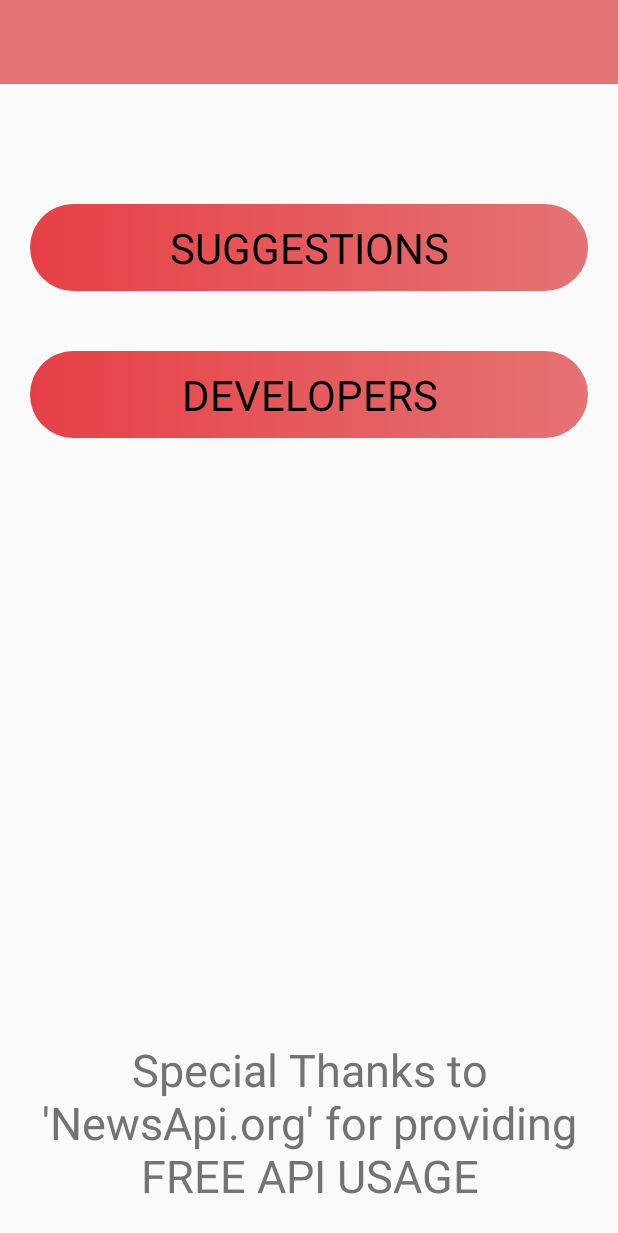
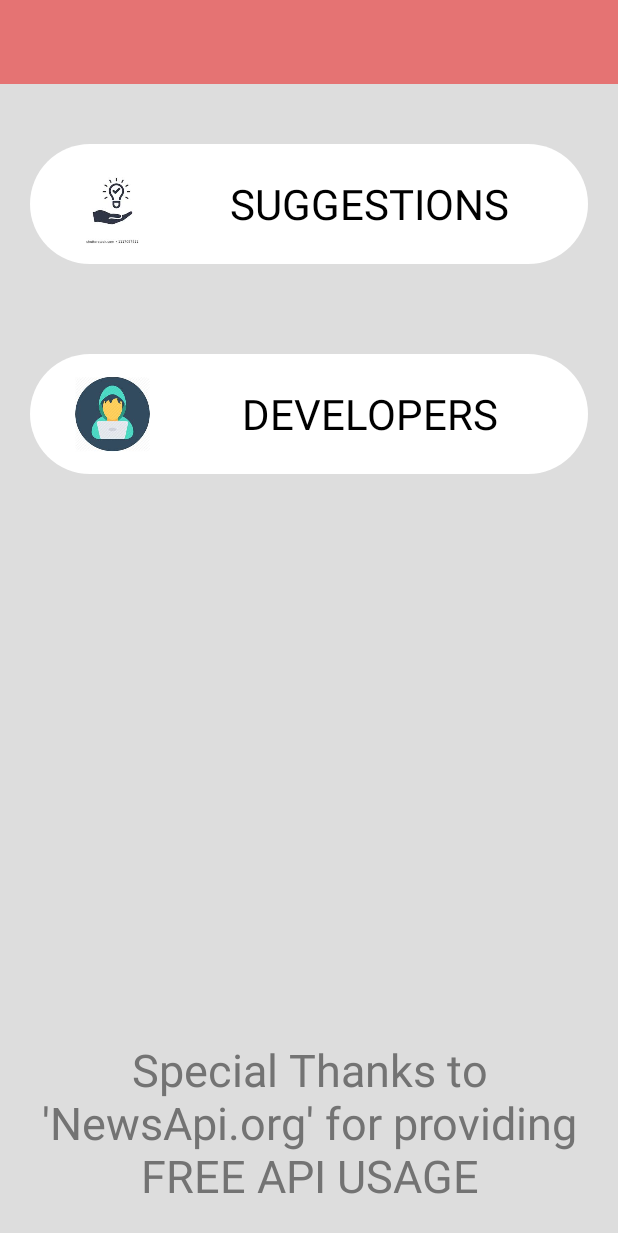
Before and after one commit to Kushal-Gera/NewsHunter, an Android app: the SettingsAct screen opened directly, with no data from a screen before it, on a phone screen of 412 x 824 dp. Shown: the top 1233 px of the screen. Run offline under Robolectric (Android 15) with nearby library versions, the phone set to English and light mode, and no system bars; network calls fail.

Commit message:
UI Improvements

```diff
--- a/app/src/main/java/com/example/newshunter/MainActivity.java
+++ b/app/src/main/java/com/example/newshunter/MainActivity.java
@@ -229,11 +229,6 @@ public class MainActivity extends AppCompatActivity {
         int id = item.getItemId();
 
         switch (id){
-            case R.id.add:
-                startActivity(new Intent(MainActivity.this, NotesAct.class));
-                atHome = true;
-                break;
-
             case R.id.settings:
                 startActivity(new Intent (this, SettingsAct.class));
                 break;
--- a/app/src/main/res/drawable/new_btn_bg.xml
+++ b/app/src/main/res/drawable/new_btn_bg.xml
@@ -1,9 +1,8 @@
 <?xml version="1.0" encoding="utf-8"?>
 <shape xmlns:android="http://schemas.android.com/apk/res/android">
 
-    <gradient
-        android:startColor="@color/colorPrimary"
-        android:endColor="#E57373"/>
+    <solid
+        android:color="#FFF"/>
 
     <corners
         android:radius="50dp"/>
--- a/app/src/main/res/layout/activity_settings.xml
+++ b/app/src/main/res/layout/activity_settings.xml
@@ -4,6 +4,7 @@
     xmlns:tools="http://schemas.android.com/tools"
     android:layout_width="match_parent"
     android:layout_height="match_parent"
+    android:background="#ddd"
     tools:context=".SettingsAct">
 
     <androidx.appcompat.widget.Toolbar
@@ -13,7 +14,7 @@
         android:background="@color/colorPrimaryDark"
         app:layout_constraintEnd_toEndOf="parent"
         app:layout_constraintStart_toStartOf="parent"
-        app:layout_constraintTop_toTopOf="parent"/>
+        app:layout_constraintTop_toTopOf="parent" />
 
     <LinearLayout
         android:layout_width="match_parent"
@@ -26,24 +27,53 @@
         app:layout_constraintStart_toStartOf="parent"
         app:layout_constraintTop_toBottomOf="@+id/toolbar">
 
+        <LinearLayout
+            android:layout_width="match_parent"
+            android:layout_height="wrap_content"
+            android:background="@drawable/new_btn_bg"
+            android:orientation="horizontal">
+
+            <ImageView
+                android:layout_width="80dp"
+                android:layout_height="80dp"
+                android:contentDescription="@string/image_description"
+                android:paddingStart="30dp"
+                android:src="@drawable/sug"
+                tools:ignore="RtlSymmetry" />
+
             <TextView
                 android:id="@+id/suggest"
                 android:layout_width="match_parent"
                 android:layout_height="wrap_content"
-            android:layout_marginTop="40dp"
-            android:background="@drawable/new_btn_bg"
+                android:layout_gravity="center"
                 android:gravity="center"
                 android:padding="10dp"
                 android:text="@string/suggestions"
                 android:textColor="@color/colorBlack"
                 android:textSize="28sp" />
 
+        </LinearLayout>
+
+        <LinearLayout
+            android:layout_width="match_parent"
+            android:layout_height="wrap_content"
+            android:layout_marginTop="60dp"
+            android:background="@drawable/new_btn_bg"
+            android:orientation="horizontal">
+
+            <ImageView
+                android:layout_width="80dp"
+                android:layout_height="80dp"
+                android:contentDescription="@string/image_description"
+                android:paddingStart="30dp"
+                android:src="@drawable/dev"
+                tools:ignore="RtlSymmetry" />
+
             <TextView
                 android:id="@+id/developer"
                 android:layout_width="match_parent"
                 android:layout_height="wrap_content"
-            android:layout_marginTop="40dp"
-            android:background="@drawable/new_btn_bg"
+                android:layout_gravity="center"
                 android:gravity="center"
                 android:padding="10dp"
                 android:text="@string/developers"
@@ -52,16 +82,18 @@
 
         </LinearLayout>
 
+    </LinearLayout>
+
     <TextView
         android:layout_width="match_parent"
         android:layout_height="wrap_content"
-        android:text="@string/thnx"
-        android:gravity="center"
-        android:textColor="#737373"
-        android:textSize="30sp"
         android:layout_marginStart="12dp"
         android:layout_marginEnd="12dp"
         android:layout_marginBottom="20dp"
+        android:gravity="center"
+        android:text="@string/thnx"
+        android:textColor="#737373"
+        android:textSize="30sp"
         app:layout_constraintBottom_toBottomOf="parent"
         app:layout_constraintEnd_toEndOf="parent"
         app:layout_constraintStart_toStartOf="parent" />
--- a/app/src/main/res/menu/main_menu.xml
+++ b/app/src/main/res/menu/main_menu.xml
@@ -16,12 +16,6 @@
         app:showAsAction="ifRoom" />
 
     <item
-        android:id="@+id/add"
-        android:icon="@drawable/add"
-        android:title="@string/add_note"
-        app:showAsAction="ifRoom" />
-
-    <item
         android:id="@+id/settings"
         android:title="@string/menu_setting"
         app:showAsAction="never" />
```
Also changed, not shown: app/src/main/res/drawable/dev.jpg (added), app/src/main/res/drawable/sug.jpg (added). Lines whose indentation alone changed are shown as unchanged.
